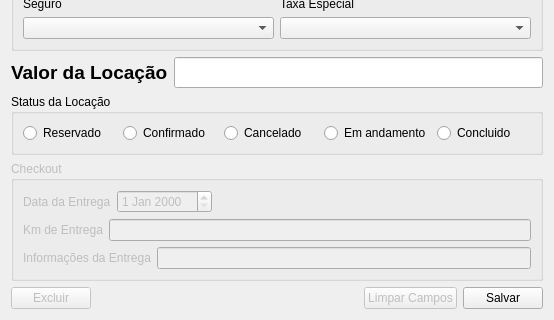
First picture: the form in ui/ui_locacao.ui, repository adaiasreis/Projeto, before the edit; both pictures show x 0 to 554 and y 227 to 547 of the 554 by 547 pixel window.
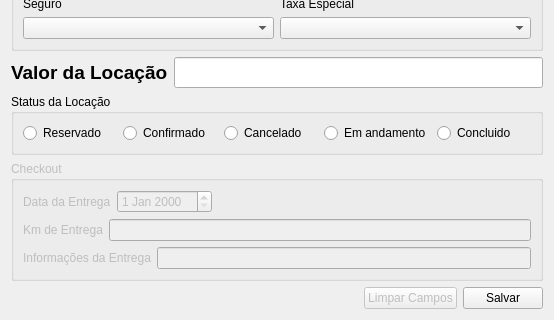
Second picture: the form after the edit.

```diff
--- a/ui/ui_locacao.ui
+++ b/ui/ui_locacao.ui
@@ -319,16 +319,6 @@
    </item>
    <item>
     <layout class="QHBoxLayout" name="horizontalLayout">
-     <item>
-      <widget class="QPushButton" name="b_excluir">
-       <property name="enabled">
-        <bool>false</bool>
-       </property>
-       <property name="text">
-        <string>Excluir</string>
-       </property>
-      </widget>
-     </item>
      <item>
       <spacer name="horizontalSpacer">
        <property name="orientation">
```
Left out of the diff: 15 changed lines with no effect on the pictures.
